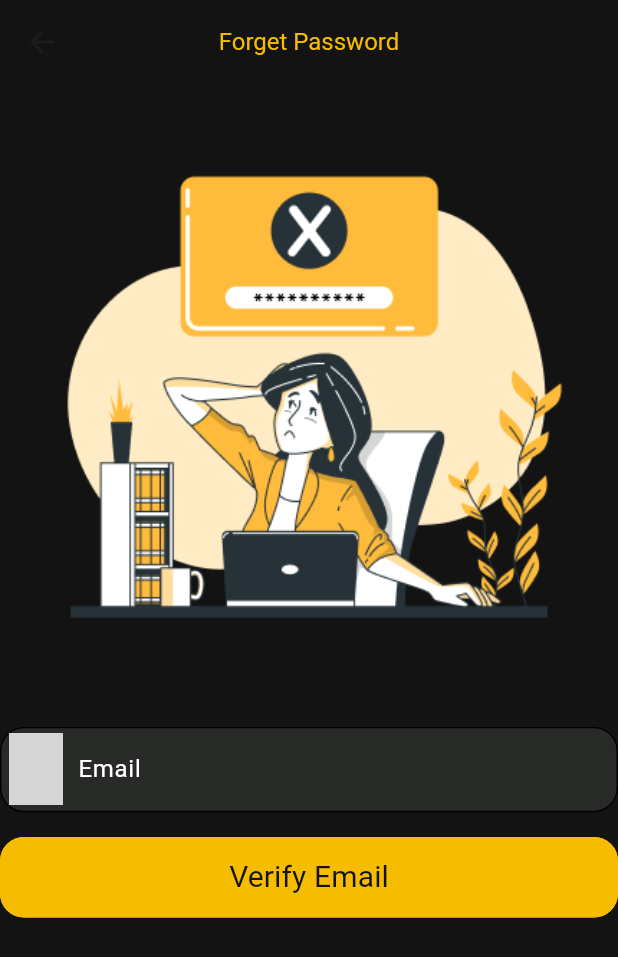
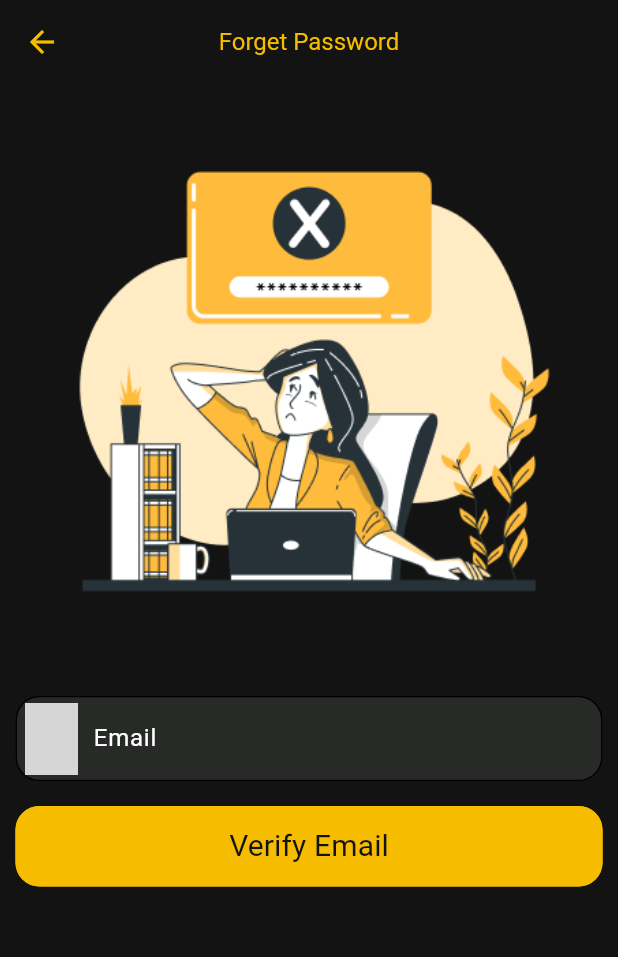
Before and after one commit to 3laaOmran/movies_app, a Flutter app: the ForgetPasswordScreen screen opened directly, on a phone screen of 412 x 824 dp. Shown: the top 957 px of the screen. Run offline on Flutter 3.47's test engine with Material 3 defaults, Android fonts, the phone set to English and light mode, and no system bars; our stand-ins replace carousel_slider, flutter_bloc, google_fonts, shared_preferences; accounts and stored records are empty; grey boxes are pictures that could not be loaded.

Commit message:
Update App Theme. Add Navigation.

```diff
--- /dev/null
+++ b/lib/ui/auth/forget_password_screen/forget_pasword_screen.dart
@@ -0,0 +1,74 @@
+import 'package:flutter/material.dart';
+import 'package:movies_app/ui/widgets/custom_elevated_button.dart';
+import 'package:movies_app/ui/widgets/custom_text_form_field.dart';
+import 'package:movies_app/utils/asset_manager.dart';
+
+import '../../../utils/app_styles.dart';
+
+class ForgetPasswordScreen extends StatelessWidget {
+  static const String routeName = 'forget_password_screen';
+
+  @override
+  Widget build(BuildContext context) {
+    var height = MediaQuery.of(context).size.height;
+    var width = MediaQuery.of(context).size.width;
+    return Scaffold(
+      appBar: AppBar(
+        title: Text("Forget Password",
+          style: AppStyles.regular16Yellow,),
+      ),
+      body: Padding(
+        padding: EdgeInsets.symmetric(horizontal: width * 0.025),
+        child: Column(
+          children: <Widget>[
+            Image.asset(AssetsManager.forgetPasswordImage, fit: BoxFit.fill),
+            SizedBox(height: height * .02),
+            CustomTextFormField(
+              hintText: 'Email',
+              controller: TextEditingController(),
+              prefixIcon: AssetsManager.emailIcon,
+            ),
+
+            /*TextFormField(
+              style: const TextStyle(color: AppColors.whiteColor),
+              decoration: InputDecoration(
+                prefixIcon:
+                const Icon(Icons.email, color: AppColors.whiteColor),
+                hintText: "Email",
+                hintStyle: const TextStyle(color: Colors.white),
+                fillColor: const Color(0xff282A28),
+                filled: true,
+                enabledBorder: OutlineInputBorder(
+                  borderSide: const BorderSide(color: Colors.transparent),
+                  borderRadius: BorderRadius.circular(10.0),
+                ),
+                focusedBorder: OutlineInputBorder(
+                  borderSide: const BorderSide(color: Colors.transparent),
+                  borderRadius: BorderRadius.circular(10.0),
+                ),
+              ),
+            ),*/
+            SizedBox(height: height * .02),
+            CustomElevatedButton(buttonText: 'Verify Email', onPressed: () {})
+
+            /*ElevatedButton(
+              style: ElevatedButton.styleFrom(
+                backgroundColor: AppColors.yellowColor,
+                padding: EdgeInsets.symmetric(vertical: height * 0.02),
+                shape: RoundedRectangleBorder(
+                  borderRadius: BorderRadius.circular(12.0),
+                ),
+              ),
+              onPressed: () {},
+              child: const Text(
+                "Verify Email",
+                style: TextStyle(color: Colors.black),
+              ),
+            ),*/
+          ],
+        ),
+      ),
+
+    );
+  }
+}
--- a/lib/ui/forget_password_screen/forget_pasword_screen.dart
+++ /dev/null
@@ -1,73 +0,0 @@
-import 'package:flutter/material.dart';
-import 'package:movies_app/ui/widgets/custom_elevated_button.dart';
-import '../../utils/app_styles.dart';
-import '../../utils/asset_manager.dart';
-import '../widgets/custom_text_form_field.dart';
-
-class ForgetPasswordScreen extends StatelessWidget {
-  static const String routeName = 'forget_password_screen';
-
-  @override
-  Widget build(BuildContext context) {
-    var height = MediaQuery.of(context).size.height;
-    return Scaffold(
-      appBar: AppBar(
-        title: Text("Forget Password",
-          style: AppStyles.regular16Yellow,),
-      ),
-      body: Column(
-        children: <Widget>[
-          Image.asset(AssetsManager.forgetPasswordImage, fit: BoxFit.fill ),
-          SizedBox(height:height *.02),
-          CustomTextFormField(
-            hintText: 'Email',
-            controller:TextEditingController(),
-            prefixIcon: AssetsManager.emailIcon,
-          ) ,
-
-          /*TextFormField(
-            style: const TextStyle(color: AppColors.whiteColor),
-            decoration: InputDecoration(
-              prefixIcon:
-              const Icon(Icons.email, color: AppColors.whiteColor),
-              hintText: "Email",
-              hintStyle: const TextStyle(color: Colors.white),
-              fillColor: const Color(0xff282A28),
-              filled: true,
-              enabledBorder: OutlineInputBorder(
-                borderSide: const BorderSide(color: Colors.transparent),
-                borderRadius: BorderRadius.circular(10.0),
-              ),
-              focusedBorder: OutlineInputBorder(
-                borderSide: const BorderSide(color: Colors.transparent),
-                borderRadius: BorderRadius.circular(10.0),
-              ),
-            ),
-          ),*/
-          SizedBox(height: height*.02),
-          CustomElevatedButton(
-              buttonText: 'Verify Email',
-              onPressed: (){}
-          )
-
-          /*ElevatedButton(
-            style: ElevatedButton.styleFrom(
-              backgroundColor: AppColors.yellowColor,
-              padding: EdgeInsets.symmetric(vertical: height * 0.02),
-              shape: RoundedRectangleBorder(
-                borderRadius: BorderRadius.circular(12.0),
-              ),
-            ),
-            onPressed: () {},
-            child: const Text(
-              "Verify Email",
-              style: TextStyle(color: Colors.black),
-            ),
-          ),*/
-
-        ],
-      ),
-
-    );
-  }
-}
--- a/lib/utils/app_theme.dart
+++ b/lib/utils/app_theme.dart
@@ -5,7 +5,11 @@ import 'package:movies_app/utils/app_styles.dart';
 class AppTheme {
   static final ThemeData darkTheme = ThemeData(
     scaffoldBackgroundColor: AppColors.blackColor,
+    bottomSheetTheme: BottomSheetThemeData(
+      backgroundColor: AppColors.blackColor,
+    ),
     appBarTheme: AppBarTheme(
+        iconTheme: IconThemeData(color: AppColors.yellowColor),
         centerTitle: true,
         backgroundColor: AppColors.blackColor,
         titleTextStyle: AppStyles.regular16Yellow),
```
Also changed, not shown: lib/main.dart (+4 -3 lines), lib/ui/auth/login_screen/login_screen.dart (+12 -3 lines).
